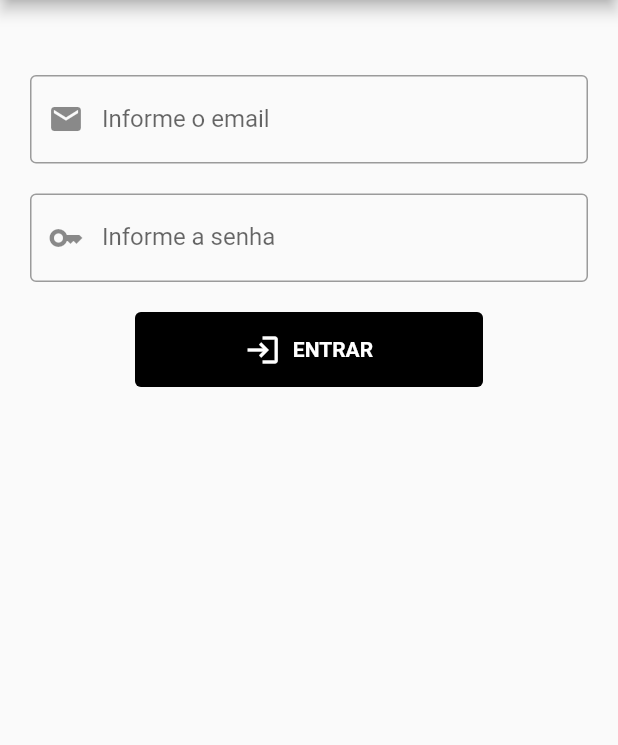
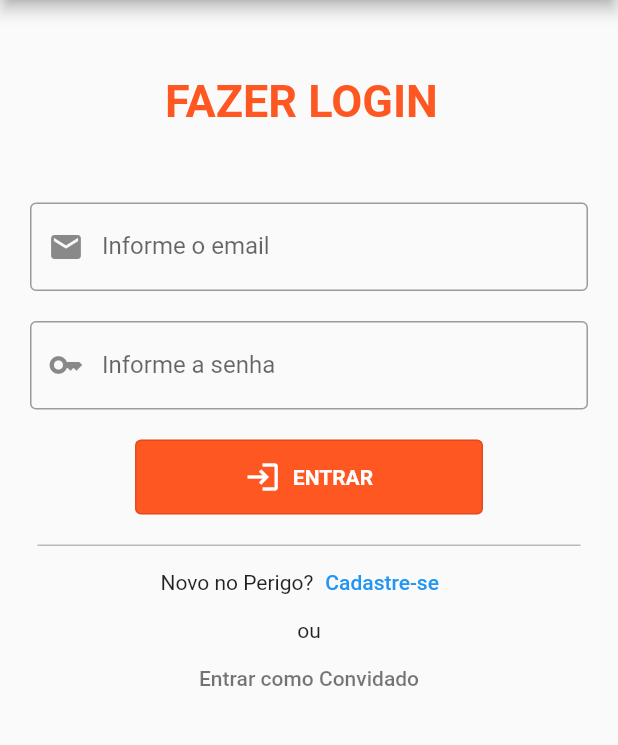
Before and after one commit to HunterXVD11/AppFinalFlutter, a Flutter app: the screen it shows after launch, on a phone screen of 412 x 824 dp, the part 84-829 px from its top. Run offline on Flutter 3.47's test engine with Material 2 defaults, Android fonts, the phone set to English and light mode, and no system bars; our stand-ins replace sqflite; missing offline and left inert: dart:ffi; accounts and stored records are empty.

Commit message:
Terminando a estrutura do Login( Eu acho e tem q ver os bugs)

```diff
--- a/loja_anuncios/lib/pages/Home.dart
+++ b/loja_anuncios/lib/pages/Home.dart
@@ -56,6 +56,16 @@ class _HomeState extends State<Home> {
         child: ListView(
           children: [
             Padding(
+              padding: EdgeInsets.only(top: 50, left: 110, right: 110),
+              child: Text(
+                "FAZER LOGIN",
+                style: TextStyle(
+                    fontSize: 30,
+                    fontWeight: FontWeight.bold,
+                    color: Colors.deepOrange),
+              ),
+            ),
+            Padding(
               padding:
                   EdgeInsets.only(bottom: 20, top: 50, left: 20, right: 20),
               child: TextFormField(
@@ -88,7 +98,7 @@ class _HomeState extends State<Home> {
                 ),
                 style: OutlinedButton.styleFrom(
                     minimumSize: const Size(0, 50),
-                    backgroundColor: Colors.black),
+                    backgroundColor: Colors.deepOrange),
                 onPressed: () {
                   print(_controllerEmail.text);
                   Navigator.push(
@@ -103,7 +113,48 @@ class _HomeState extends State<Home> {
                       fontWeight: FontWeight.bold, color: Colors.white),
                 ),
               ),
-            )
+            ),
+            Padding(
+              padding: const EdgeInsets.symmetric(horizontal: 25),
+              child: Container(
+                  decoration: const BoxDecoration(
+                      border: Border(
+                top: BorderSide(width: 1, color: Colors.black26),
+              ))),
+            ),
+            Column(children: [
+              Padding(
+                padding: const EdgeInsets.symmetric(horizontal: 107),
+                child: Row(
+                  children: [
+                    Text("Novo no Perigo?"),
+                    TextButton(
+                      onPressed: () {
+                        Navigator.push(
+                            context,
+                            MaterialPageRoute(
+                              builder: (context) => Cadastro(),
+                            ));
+                      },
+                      child: Text("Cadastre-se"),
+
+                    ),
+                  ],
+                ),
+              ),
+              Text("ou"),
+              Padding(padding: const EdgeInsets.symmetric(horizontal: 107),
+                child: TextButton(
+                  onPressed: () {
+                    Navigator.push(
+                        context,
+                        MaterialPageRoute(
+                          builder: (context) => Cadastro(),
+                        ));
+                  },
+                  child: Text("Entrar como Convidado",style: TextStyle(color: Colors.black54),),
+                ),)
+            ],)
           ],
         ),
       ),
```
